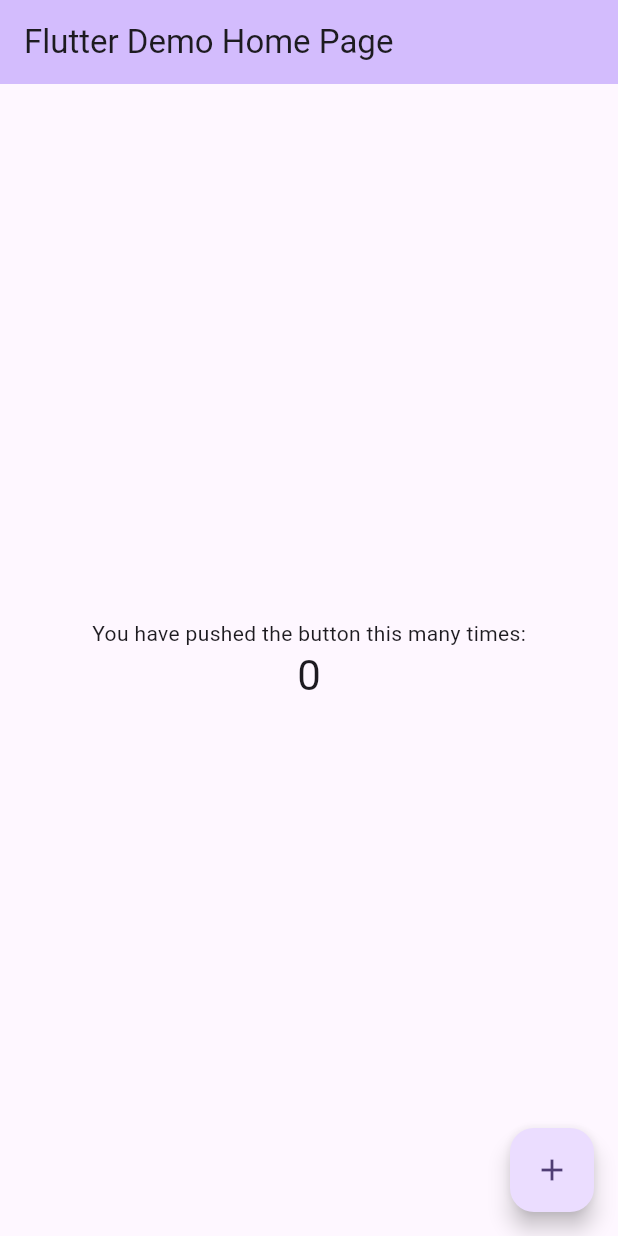
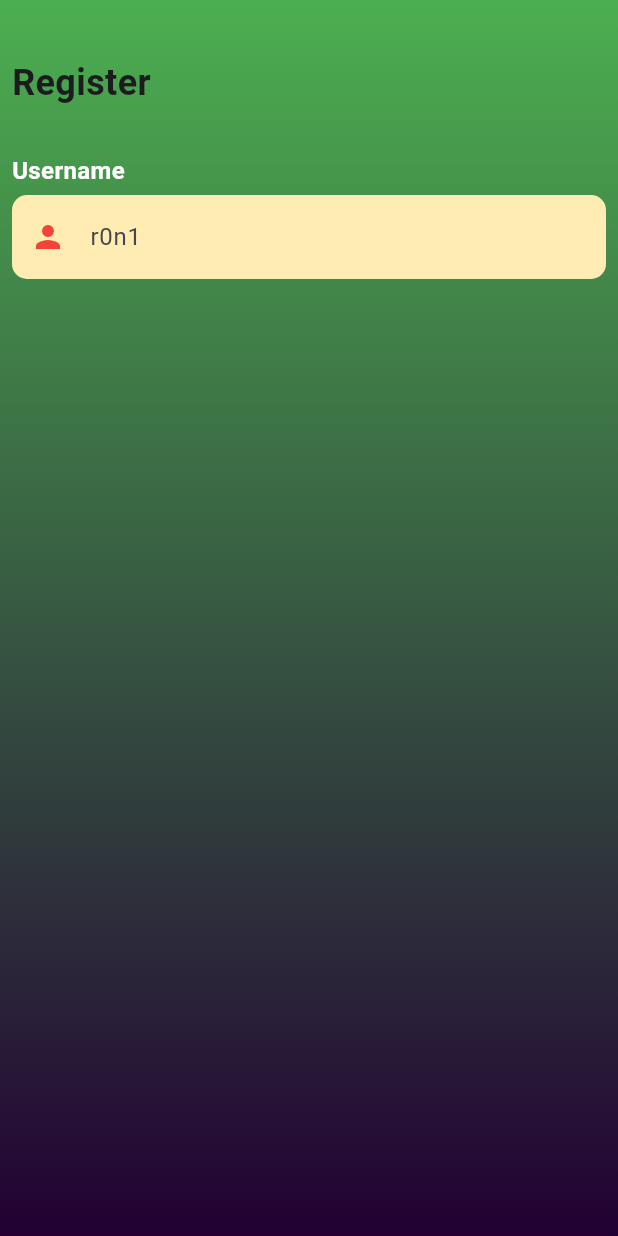
Before and after one commit to r0n1-putr4/Flutter-Project-TKOM, a Flutter app: the screen it shows after launch, on a phone screen of 412 x 824 dp. Run offline on Flutter 3.47's test engine with Material 3 defaults, Android fonts, the light colour scheme and no system bars.

Commit message:
Update Code

```diff
--- a/lib/main.dart
+++ b/lib/main.dart
@@ -1,4 +1,5 @@
 import 'package:flutter/material.dart';
+import 'package:flutter_project_tkom/pages/splash_screen_page.dart';
 
 void main() {
   runApp(const MyApp());
@@ -12,111 +13,11 @@ class MyApp extends StatelessWidget {
   Widget build(BuildContext context) {
     return MaterialApp(
       title: 'Flutter Demo TES',
+      debugShowCheckedModeBanner: false,
       theme: ThemeData(
-        // This is the theme of your application.
-        //
-        // TRY THIS: Try running your application with "flutter run". You'll see
-        // the application has a purple toolbar. Then, without quitting the app,
-        // try changing the seedColor in the colorScheme below to Colors.green
-        // and then invoke "hot reload" (save your changes or press the "hot
-        // reload" button in a Flutter-supported IDE, or press "r" if you used
-        // the command line to start the app).
-        //
-        // Notice that the counter didn't reset back to zero; the application
-        // state is not lost during the reload. To reset the state, use hot
-        // restart instead.
-        //
-        // This works for code too, not just values: Most code changes can be
-        // tested with just a hot reload.
-        colorScheme: ColorScheme.fromSeed(seedColor: Colors.deepPurple),
+      colorScheme: ColorScheme.fromSeed(seedColor: Colors.deepPurple),
       ),
-      home: const MyHomePage(title: 'Flutter Demo Home Page'),
+      home: const SplashScreenPage(),
     );
   }
 }
-
-class MyHomePage extends StatefulWidget {
-  const MyHomePage({super.key, required this.title});
-
-  // This widget is the home page of your application. It is stateful, meaning
-  // that it has a State object (defined below) that contains fields that affect
-  // how it looks.
-
-  // This class is the configuration for the state. It holds the values (in this
-  // case the title) provided by the parent (in this case the App widget) and
-  // used by the build method of the State. Fields in a Widget subclass are
-  // always marked "final".
-
-  final String title;
-
-  @override
-  State<MyHomePage> createState() => _MyHomePageState();
-}
-
-class _MyHomePageState extends State<MyHomePage> {
-  int _counter = 0;
-
-  void _incrementCounter() {
-    setState(() {
-      // This call to setState tells the Flutter framework that something has
-      // changed in this State, which causes it to rerun the build method below
-      // so that the display can reflect the updated values. If we changed
-      // _counter without calling setState(), then the build method would not be
-      // called again, and so nothing would appear to happen.
-      _counter++;
-    });
-  }
-
-  @override
-  Widget build(BuildContext context) {
-    // This method is rerun every time setState is called, for instance as done
-    // by the _incrementCounter method above.
-    //
-    // The Flutter framework has been optimized to make rerunning build methods
-    // fast, so that you can just rebuild anything that needs updating rather
-    // than having to individually change instances of widgets.
-    return Scaffold(
-      appBar: AppBar(
-        // TRY THIS: Try changing the color here to a specific color (to
-        // Colors.amber, perhaps?) and trigger a hot reload to see the AppBar
-        // change color while the other colors stay the same.
-        backgroundColor: Theme.of(context).colorScheme.inversePrimary,
-        // Here we take the value from the MyHomePage object that was created by
-        // the App.build method, and use it to set our appbar title.
-        title: Text(widget.title),
-      ),
-      body: Center(
-        // Center is a layout widget. It takes a single child and positions it
-        // in the middle of the parent.
-        child: Column(
-          // Column is also a layout widget. It takes a list of children and
-          // arranges them vertically. By default, it sizes itself to fit its
-          // children horizontally, and tries to be as tall as its parent.
-          //
-          // Column has various properties to control how it sizes itself and
-          // how it positions its children. Here we use mainAxisAlignment to
-          // center the children vertically; the main axis here is the vertical
-          // axis because Columns are vertical (the cross axis would be
-          // horizontal).
-          //
-          // TRY THIS: Invoke "debug painting" (choose the "Toggle Debug Paint"
-          // action in the IDE, or press "p" in the console), to see the
-          // wireframe for each widget.
-          mainAxisAlignment: MainAxisAlignment.center,
-          children: <Widget>[
-            const Text('You have pushed the button this many times:'),
-            Text(
-              '$_counter',
-              style: Theme.of(context).textTheme.headlineMedium,
-            ),
-          ],
-        ),
-      ),
-      floatingActionButton: FloatingActionButton(
-        onPressed: _incrementCounter,
-        tooltip: 'Increment',
-        child: const Icon(Icons.add),
-      ), // This trailing comma makes auto-formatting nicer for build methods.
-    );
-  }
-}
--- /dev/null
+++ b/lib/pages/register_page.dart
@@ -0,0 +1,59 @@
+import 'package:flutter/material.dart';
+
+import '../utils/costume_input.dart';
+
+class RegisterPage extends StatefulWidget {
+  const RegisterPage({super.key});
+
+  @override
+  State<RegisterPage> createState() => _RegisterPageState();
+}
+
+class _RegisterPageState extends State<RegisterPage> {
+  final _formKey = GlobalKey<FormState>();
+
+  var username = TextEditingController();
+
+  @override
+  Widget build(BuildContext context) {
+    return Scaffold(
+      body: Container(
+        width: double.infinity,
+        height: double.infinity,
+        decoration: const BoxDecoration(
+          gradient: LinearGradient(
+            begin: Alignment.topCenter,
+            end: Alignment.bottomCenter,
+            colors: [Colors.green, Color(0xFF220033)],
+          ),
+        ),
+        child: SingleChildScrollView(
+          child: Padding(
+            padding: const EdgeInsets.all(8.0),
+            child: Form(
+              key: _formKey,
+              child: Column(
+                crossAxisAlignment: CrossAxisAlignment.start,
+                children: [
+                  SizedBox(height: 30),
+                  Text(
+                    "Register",
+                    style: TextStyle(fontSize: 24, fontWeight: FontWeight.bold),
+                  ),
+                  SizedBox(height: 30),
+                  CostumeInput(
+                    label: "Username",
+                    textEditingController: username,
+                    icon: Icons.person,
+                    textHint: "r0n1",
+                    textInputType: TextInputType.text,
+                  ),
+                ],
+              ),
+            ),
+          ),
+        ),
+      ),
+    );
+  }
+}
--- /dev/null
+++ b/lib/pages/splash_screen_page.dart
@@ -0,0 +1,47 @@
+import 'package:flutter/material.dart';
+import 'package:flutter_project_tkom/pages/register_page.dart';
+
+class SplashScreenPage extends StatefulWidget {
+  const SplashScreenPage({super.key});
+
+  @override
+  State<SplashScreenPage> createState() => _SplashScreenPageState();
+}
+
+class _SplashScreenPageState extends State<SplashScreenPage> {
+  void loadLogin() async {
+    Future.delayed(Duration(seconds: 2), () {
+      Navigator.push(
+        context,
+        MaterialPageRoute(builder: (_) => const RegisterPage()),
+      );
+    });
+  }
+
+  @override
+  void initState() {
+    // TODO: implement initState
+    super.initState();
+    loadLogin();
+  }
+
+  @override
+  Widget build(BuildContext context) {
+    return Scaffold(
+      body: Container(
+        decoration: const BoxDecoration(
+          gradient: LinearGradient(
+            begin: Alignment.topCenter,
+            end: Alignment.bottomCenter,
+            colors: [Colors.green, Color(0xFF220033)],
+          ),
+        ),
+        child: Center(
+          child: SingleChildScrollView(
+            child: Column(children: [Image.asset("assets/img/img_splash.png")]),
+          ),
+        ),
+      ),
+    );
+  }
+}
--- /dev/null
+++ b/lib/utils/costume_input.dart
@@ -0,0 +1,57 @@
+import 'package:flutter/material.dart';
+
+class CostumeInput extends StatelessWidget {
+  final String label;
+  final TextEditingController textEditingController;
+  final bool obscureText;
+  final IconData icon;
+  final String textHint;
+  final TextInputType textInputType;
+
+  const CostumeInput({
+    super.key,
+    required this.label,
+    required this.textEditingController,
+    this.obscureText = false,
+    required this.icon,
+    required this.textHint,
+    required this.textInputType,
+  });
+
+  @override
+  Widget build(BuildContext context) {
+    return Column(
+      crossAxisAlignment: CrossAxisAlignment.start,
+      children: [
+        Text(
+          label,
+          textAlign: TextAlign.left,
+          style: TextStyle(
+            fontSize: 16,
+            color: Colors.white,
+            fontWeight: FontWeight.bold,
+          ),
+        ),
+        SizedBox(height: 5),
+        TextFormField(
+          controller: textEditingController,
+          obscureText: obscureText,
+          decoration: InputDecoration(
+            prefixIcon: Icon(icon, color: Colors.red),
+            hintText: textHint,
+            filled: true,
+            fillColor: Colors.amber.shade100,
+            border: OutlineInputBorder(
+              borderRadius: BorderRadius.circular(10),
+              borderSide: BorderSide.none,
+            ),
+          ),
+          keyboardType: textInputType,
+          validator: (val) {
+            return val!.isEmpty ? "Tidak boleh kosong" : null;
+          },
+        ),
+      ],
+    );
+  }
+}
--- a/pubspec.yaml
+++ b/pubspec.yaml
@@ -58,9 +58,8 @@ flutter:
   uses-material-design: true
 
   # To add assets to your application, add an assets section, like this:
-  # assets:
-  #   - images/a_dot_burr.jpeg
-  #   - images/a_dot_ham.jpeg
+  assets:
+    - assets/img/
 
   # An image asset can refer to one or more resolution-specific "variants", see
   # https://flutter.dev/to/resolution-aware-images
```
Also changed, not shown: assets/img/img_splash.png (added).
